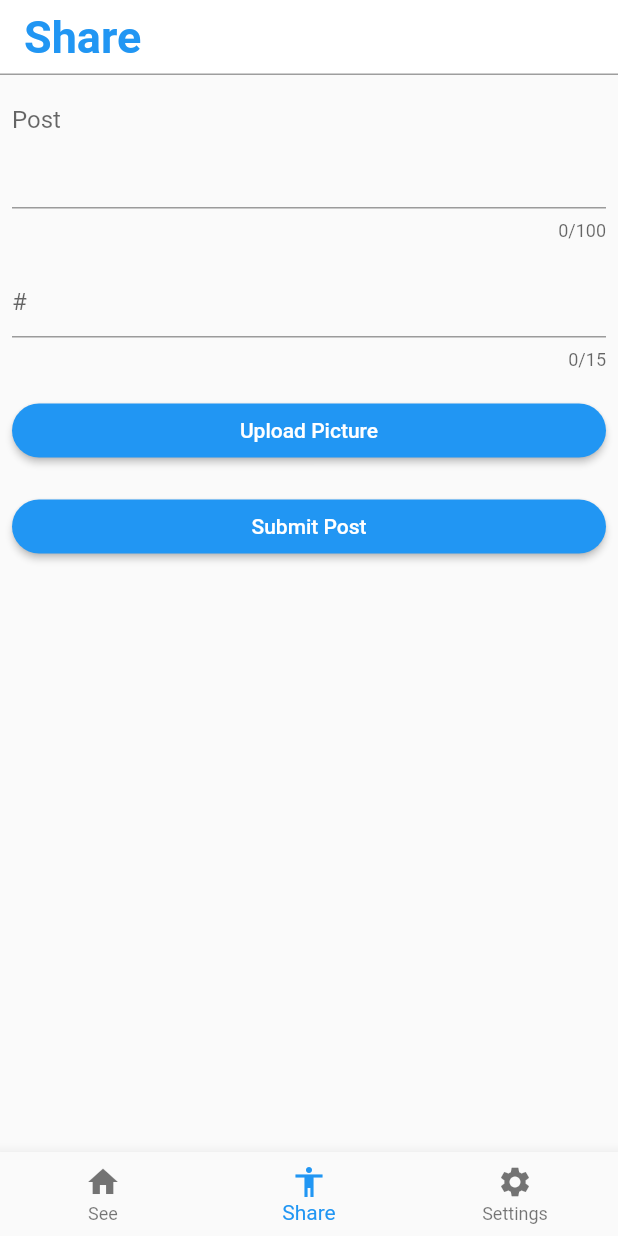
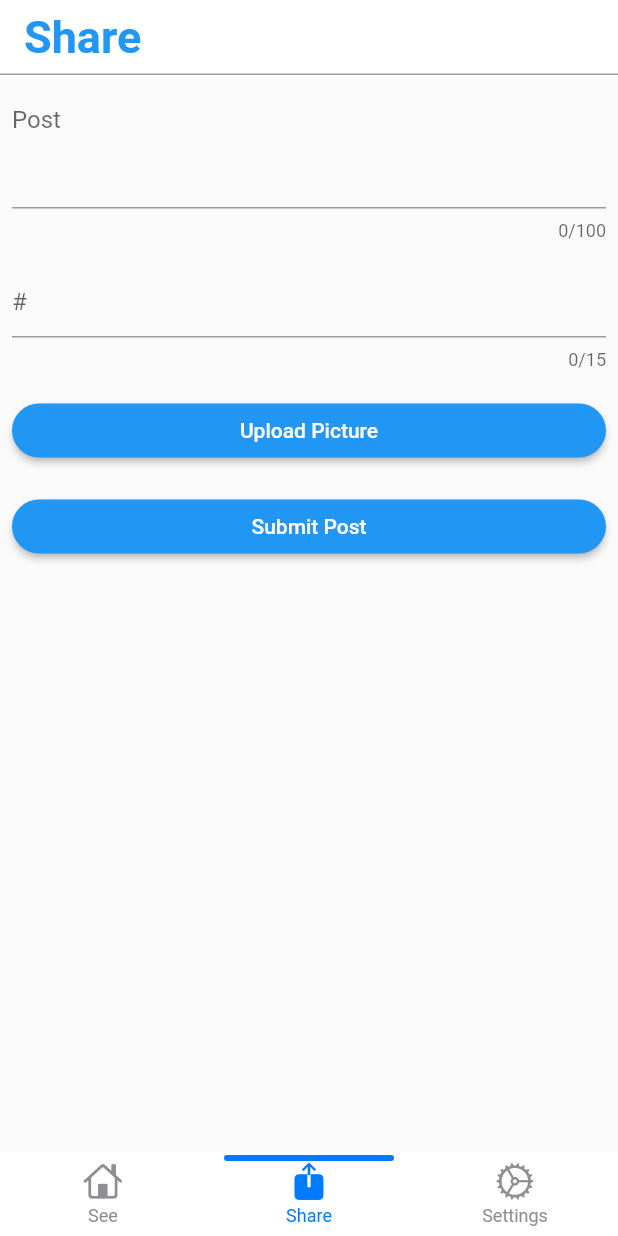
Before and after one commit to Dosmaster4life/iLiftHackathon, a Flutter app: the NavigationBottomBar widget shown alone on an empty page, opened directly, item 2 of the bottom bar chosen, on a phone screen of 412 x 824 dp. Run offline on Flutter 3.47's test engine with Material 2 defaults, Android fonts, the light colour scheme and no system bars; drawn by our look-alikes of persistent_bottom_nav_bar; our stand-ins replace cloud_firestore, firebase_auth, firebase_core, image_picker, page_transition, share; accounts and stored records are empty; Roboto replaces fonts that are missing (Verdana).

Commit message:
Added Custom Navigation Bar and transitions between tabs.

```diff
--- a/lib/Screens/home_feed.dart
+++ b/lib/Screens/home_feed.dart
@@ -2,6 +2,7 @@ import 'dart:typed_data';
 
 import 'package:cloud_firestore/cloud_firestore.dart';
 import 'package:flutter/material.dart';
+import 'package:ilift/Custom%20Widgets/home_appbar.dart';
 import 'dart:io' as Io;
 import 'dart:convert';
 import 'package:share/share.dart';
@@ -18,7 +19,9 @@ class _home_feedState extends State<home_feed> {
   @override
   Widget build(BuildContext context) {
    CollectionReference data = FirebaseFirestore.instance.collection('Post').doc('Approved').collection('Beta');
-    return buildStreamBuilder(data);
+   return Scaffold(
+       appBar: const HomeAppBar(index: 2),
+       body: buildStreamBuilder(data));
 
   }
   Card cardReturn(DocumentSnapshot document) {
--- a/lib/Screens/home_post.dart
+++ b/lib/Screens/home_post.dart
@@ -7,6 +7,7 @@ import 'package:cloud_firestore/cloud_firestore.dart';
 import 'package:firebase_auth/firebase_auth.dart';
 import 'package:firebase_core/firebase_core.dart';
 import 'package:flutter/material.dart';
+import 'package:ilift/Custom%20Widgets/home_appbar.dart';
 import 'package:ilift/Custom%20Widgets/sendpost.dart';
 import 'package:image_picker/image_picker.dart';
 import 'package:page_transition/page_transition.dart';
@@ -26,7 +27,9 @@ class _home_postState extends State<home_post> {
   String postText = "";
   String Hashtag = "";
   Widget build(BuildContext context) {
-    return ListView(
+    return Scaffold(
+      appBar: const HomeAppBar(index: 1),
+      body: ListView(
       children: [
         Padding(
           padding: const EdgeInsets.all(8.0),
@@ -63,6 +66,7 @@ class _home_postState extends State<home_post> {
         btnSubmit(),
         waitforPicture(),
       ],
+      ),
     );
 
   }
--- a/lib/Screens/home_settings.dart
+++ b/lib/Screens/home_settings.dart
@@ -1,5 +1,6 @@
 import 'package:firebase_auth/firebase_auth.dart';
 import 'package:flutter/material.dart';
+import 'package:ilift/Custom%20Widgets/home_appbar.dart';
 import 'package:ilift/Screens/signin.dart';
 import 'package:image_picker/image_picker.dart';
 import 'package:path_provider/path_provider.dart';
@@ -32,7 +33,9 @@ class _home_settingsState extends State<home_settings> {
 
   Widget build(BuildContext context) {
     getFilePath();
-    return ListView(
+    return Scaffold(
+      appBar: const HomeAppBar(index: 2),
+      body: ListView(
         children: [
           ListTile(
             leading: const Icon(
@@ -44,6 +47,7 @@ class _home_settingsState extends State<home_settings> {
             title: Text("Log Out"),
           ),
         ],
+      ),
     );
   }
 }
--- a/lib/Screens/navigationbottombar.dart
+++ b/lib/Screens/navigationbottombar.dart
@@ -6,6 +6,7 @@ import 'package:ilift/Screens/home_post.dart';
 import 'package:ilift/Screens/home_settings.dart';
 import 'package:ilift/Custom Widgets/home_appbar.dart';
 import 'package:ilift/main.dart';
+import 'package:persistent_bottom_nav_bar/persistent-tab-view.dart';
 class NavigationBottomBar extends StatefulWidget {
   const NavigationBottomBar({Key? key}) : super(key: key);
 
@@ -15,36 +16,59 @@ class NavigationBottomBar extends StatefulWidget {
 
 class _NavigationBottomBarState extends State<NavigationBottomBar> {
 
-  void onClick(int index) {
-    setState(() {
-      currentIndex = index;
-    });
-  }
+
+  final PersistentTabController _controller = PersistentTabController(initialIndex: 0);
   List<Widget> screenList = <Widget>[ // Current Home Screens
     const home_feed(),
     const home_post(),
     const home_settings()
   ];
-  BottomNavigationBar navBar() {
-    return BottomNavigationBar(items: const [
-      BottomNavigationBarItem(
-          icon: Icon(Icons.home), label: ('See')),
-      BottomNavigationBarItem(
-          icon: Icon(Icons.accessibility_sharp), label: ('Share')),
-      BottomNavigationBarItem(
-          icon: Icon(Icons.settings), label: ('Settings')),
-    ],
-        currentIndex: currentIndex,
-        onTap: onClick,
-        type: BottomNavigationBarType.fixed);
+  List<PersistentBottomNavBarItem> _navItems() {
+    return [
+      PersistentBottomNavBarItem(
+        icon: Icon(CupertinoIcons.home),
+        title: ("See"),
+        activeColorPrimary: CupertinoColors.activeBlue,
+        inactiveColorPrimary: CupertinoColors.systemGrey,
+      ),
+      PersistentBottomNavBarItem(
+        icon: Icon(CupertinoIcons.share_solid),
+        title: ("Share"),
+        activeColorPrimary: CupertinoColors.activeBlue,
+        inactiveColorPrimary: CupertinoColors.systemGrey,
+      ),
+      PersistentBottomNavBarItem(
+        icon: Icon(CupertinoIcons.settings),
+        title: ("Settings"),
+        activeColorPrimary: CupertinoColors.activeBlue,
+        inactiveColorPrimary: CupertinoColors.systemGrey,
+      ),
+    ];
   }
   Widget build(BuildContext context) {
 
-    return Scaffold(
-      appBar: HomeAppBar(index: currentIndex),
-      body:
-      screenList.elementAt(currentIndex),
-      bottomNavigationBar: navBar(),
+    List<Widget> _Screens() {
+      return [
+        home_feed(),
+        home_post(),
+        home_settings()
+      ];
+    }
+
+    return PersistentTabView(
+      context,
+      controller: _controller,
+      screens: _Screens(),
+      items: _navItems(),
+      navBarStyle: NavBarStyle.style3, // Ch
+      screenTransitionAnimation: ScreenTransitionAnimation( // Screen transition animation on change of selected tab.
+        animateTabTransition: true,
+        curve: Curves.ease,
+        duration: Duration(milliseconds: 200),
+      ),
+
+
     );
+
   }
 }
--- a/pubspec.yaml
+++ b/pubspec.yaml
@@ -43,6 +43,7 @@ dependencies:
   path_provider: ^2.0.5
   page_transition: "^2.0.4"
   flutter_local_notifications: ^9.0.0
+  persistent_bottom_nav_bar: any
 
 
 
```
Also changed, not shown: pubspec.lock. Lines whose indentation alone changed are shown as unchanged.
